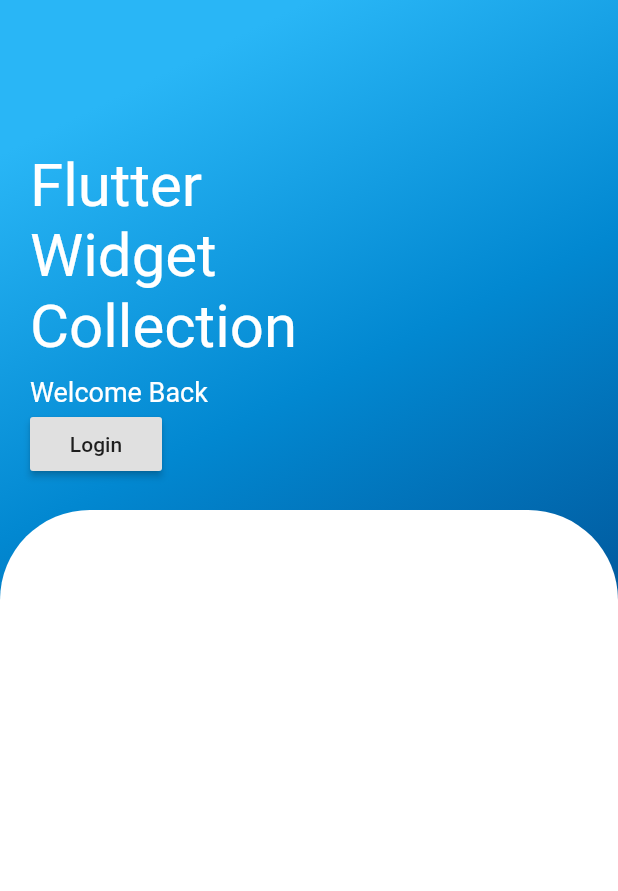
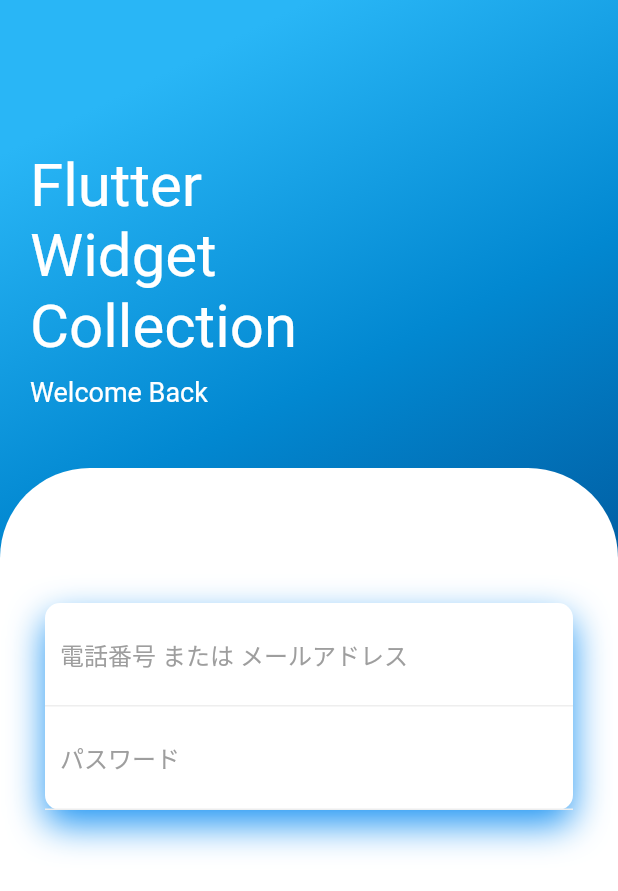
Before and after one commit to Channelsu/gradation, a Flutter app: the screen it shows after launch, on a phone screen of 412 x 824 dp. Shown: the top 891 px of the screen. Run offline on Flutter 3.47's test engine with Material 2 defaults, Android fonts, the phone set to English and light mode, and no system bars.

Commit message:
メールアドレス、パスワードの入力欄追加

```diff
--- a/lib/main.dart
+++ b/lib/main.dart
@@ -47,22 +47,74 @@ class HomePage extends StatelessWidget {
                   Text('Collection', style: TextStyle(color: Colors.white, fontSize: 40),),
                   SizedBox(height: 10,),
                   Text('Welcome Back', style: TextStyle(color: Colors.white, fontSize: 18),),
-                  RaisedButton(
-                    child: Text('Login'),
-                    onPressed: () {
-                      Navigator.push(context, MaterialPageRoute(
-                        builder: (context) => WidgetListPage(),
-                      ));
-                    },
-                  ),
+                  // RaisedButton(
+                  //   child: Text('Login'),
+                  //   onPressed: () {
+                  //     Navigator.push(context, MaterialPageRoute(
+                  //       builder: (context) => WidgetListPage(),
+                  //     ));
+                  //   },
+                  // ),
                 ],
               ),
             ),
+            SizedBox(height: 20,),
             Expanded(
               child: Container(
                 decoration: BoxDecoration(
                   color: Colors.white,
                   borderRadius: BorderRadius.only(topLeft: Radius.circular(60), topRight: Radius.circular(60))
+                ),
+                child: Padding(
+                  padding: EdgeInsets.all(30),
+                  child: Column(
+                    children: <Widget>[
+                      SizedBox(height: 60),
+                      Container(
+                        decoration: BoxDecoration(
+                          color: Colors.white,
+                          borderRadius: BorderRadius.circular(10),
+                          boxShadow: [BoxShadow(
+                            color: Colors.blue,
+                          blurRadius: 20,
+                          offset: Offset(0, 10)
+                          )]
+                        ),
+                        child: Column(
+                          children: <Widget>[
+                            Container(
+                              padding: EdgeInsets.all(10),
+                              decoration: BoxDecoration(
+                                border: Border(bottom: BorderSide(color: Colors.grey[200])),
+                              ),
+                              child: TextField(
+                                decoration: InputDecoration(
+                                  hintText: '電話番号 または メールアドレス',
+                                  hintStyle: TextStyle(color: Colors.grey),
+                                  border: InputBorder.none,
+                                ),
+                              ),
+                            ),
+                            Container(
+                              padding: EdgeInsets.all(10),
+                              decoration: BoxDecoration(
+                                border: Border(bottom: BorderSide(color: Colors.grey[200])),
+                              ),
+                              child: TextField(
+                                decoration: InputDecoration(
+                                  hintText: 'パスワード',
+                                  hintStyle: TextStyle(color: Colors.grey),
+                                  border: InputBorder.none,
+                                ),
+                              ),
+                            ),
+                          ],
+                        ),
+                      ),
+                      // SizedBox(height: 40,),
+                      // Text('パスワードをお忘れの方はこちら'),
+                    ],
+                  ),
                 ),
               ),
             ),
```
